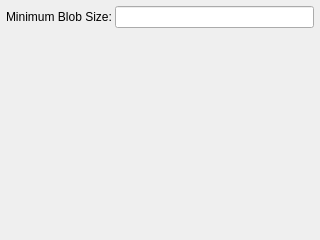
kipr/botui, file ui/ChannelSettingsWidget.ui: the form before one commit.
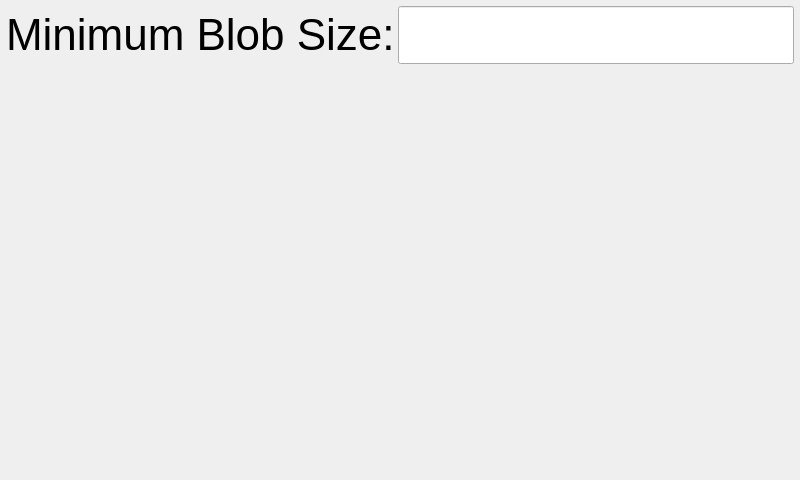
The form after the commit. Custom widgets are drawn as their Qt base class.

The edit to the form file:
```diff
--- a/ui/ChannelSettingsWidget.ui
+++ b/ui/ChannelSettingsWidget.ui
@@ -6,8 +6,8 @@
    <rect>
     <x>0</x>
     <y>0</y>
-    <width>320</width>
-    <height>240</height>
+    <width>800</width>
+    <height>480</height>
    </rect>
   </property>
   <property name="windowTitle">
@@ -24,13 +24,24 @@
     <layout class="QHBoxLayout" name="horizontalLayout" stretch="0,1">
      <item>
       <widget class="QLabel" name="label">
+       <property name="font">
+        <font>
+         <pointsize>33</pointsize>
+        </font>
+       </property>
        <property name="text">
         <string>Minimum Blob Size:</string>
        </property>
       </widget>
      </item>
      <item>
-      <widget class="LineEdit" name="minBlobSizeEdit"/>
+      <widget class="LineEdit" name="minBlobSizeEdit">
+       <property name="font">
+        <font>
+         <pointsize>33</pointsize>
+        </font>
+       </property>
+      </widget>
      </item>
     </layout>
    </item>
```
Left out of the diff: 11 changed lines with no effect on the pictures.
